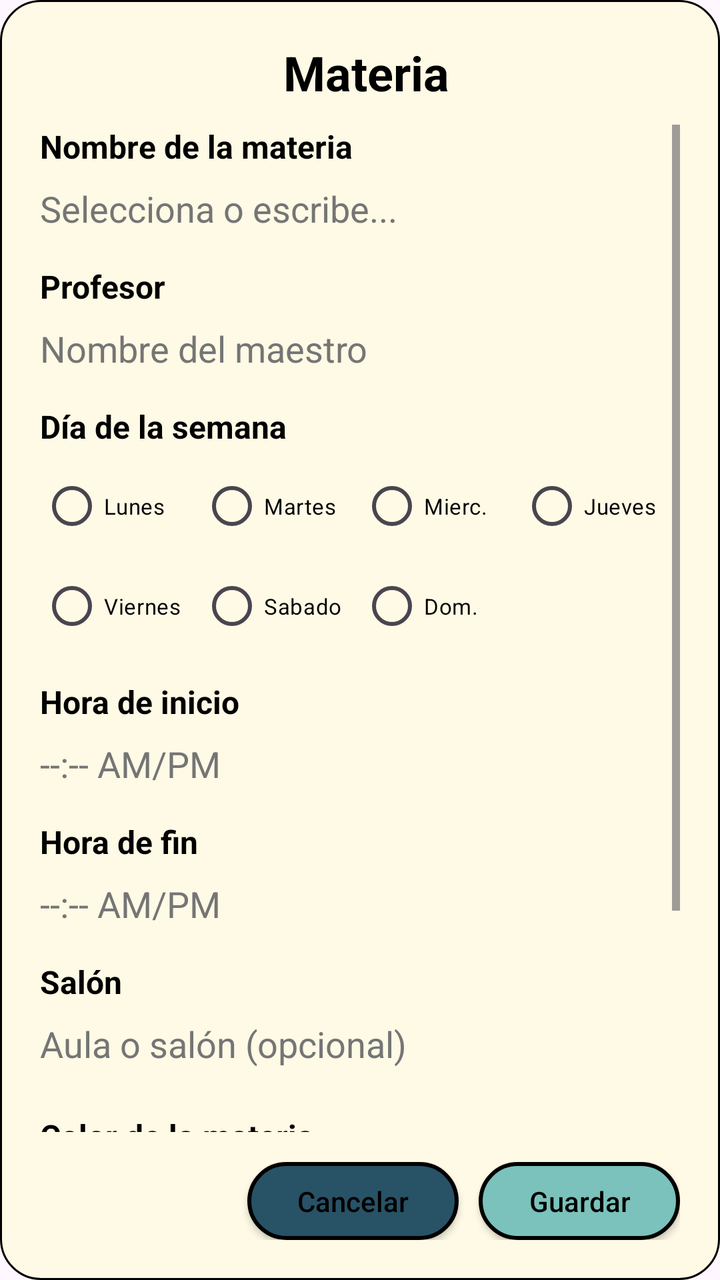
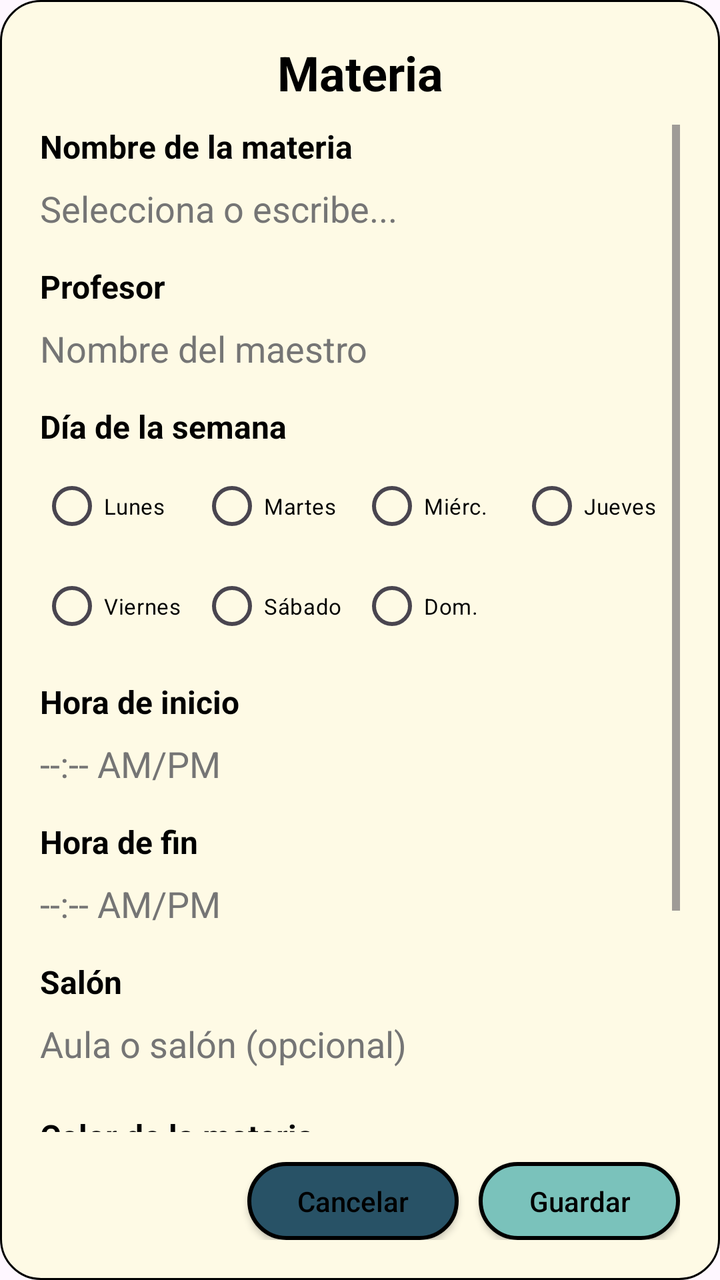

Compare the two renders of this Android layout. The source of the first and the diff that turns it into the second are given below.
<!-- AndroidManifest.xml: application theme Theme.StudyApp -->
<!-- res/layout/dialog_agregar_horario.xml -->
<?xml version="1.0" encoding="utf-8"?>
<LinearLayout xmlns:android="http://schemas.android.com/apk/res/android"
    xmlns:app="http://schemas.android.com/apk/res-auto"
    android:layout_width="380dp"
    android:layout_height="wrap_content"
    android:orientation="vertical"
    android:padding="20dp"
    android:background="@drawable/dialog_background"
    android:layout_gravity="center">

    <TextView
        android:layout_width="match_parent"
        android:layout_height="wrap_content"
        android:text=" Materia"
        android:textSize="24sp"
        android:textStyle="bold"
        android:textColor="@color/black"
        android:layout_marginBottom="10dp"
        android:textAlignment="center"/>

    <ScrollView
        android:layout_width="match_parent"
        android:layout_height="0dp"
        android:layout_weight="1">

        <LinearLayout
            android:layout_width="match_parent"
            android:layout_height="wrap_content"
            android:orientation="vertical">

            <TextView android:layout_width="wrap_content" android:layout_height="wrap_content" android:text="Nombre de la materia" android:textStyle="bold" android:textColor="@color/black" android:textSize="16sp"/>
            <AutoCompleteTextView android:id="@+id/etMateria" android:layout_width="match_parent" android:layout_height="wrap_content" android:background="@null" android:hint="Selecciona o escribe..." android:textColorHint="#757575" android:textColor="@color/black" android:paddingVertical="8dp" android:completionThreshold="1"/>

            <TextView android:layout_width="wrap_content" android:layout_height="wrap_content" android:text="Profesor" android:textStyle="bold" android:textColor="@color/black" android:textSize="16sp" android:layout_marginTop="8dp"/>
            <EditText android:id="@+id/etProfesor" android:layout_width="match_parent" android:layout_height="wrap_content" android:background="@null" android:hint="Nombre del maestro" android:textColorHint="#757575" android:textColor="@color/black" android:paddingVertical="8dp"/>

            <TextView
                android:layout_width="wrap_content"
                android:layout_height="wrap_content"
                android:text="Día de la semana"
                android:textStyle="bold"
                android:textColor="@color/black"
                android:textSize="16sp"
                android:layout_marginTop="8dp"/>

            <RadioGroup
                android:id="@+id/rgDias"
                android:layout_width="match_parent"
                android:layout_height="wrap_content"
                android:orientation="vertical"
                android:paddingVertical="5dp">

                <LinearLayout
                    android:layout_width="match_parent"
                    android:layout_height="wrap_content"
                    android:orientation="horizontal">
                    <RadioButton android:id="@+id/rbLunes" android:layout_width="0dp" android:layout_height="wrap_content" android:layout_weight="1" android:text="Lunes" android:textSize="11sp" android:textColor="@color/black" android:buttonTint="@color/black"/>
                    <RadioButton android:id="@+id/rbMartes" android:layout_width="0dp" android:layout_height="wrap_content" android:layout_weight="1" android:text="Martes" android:textSize="11sp" android:textColor="@color/black" android:buttonTint="@color/black"/>
                    <RadioButton android:id="@+id/rbMiercoles" android:layout_width="0dp" android:layout_height="wrap_content" android:layout_weight="1" android:text="Mierc." android:textSize="11sp" android:textColor="@color/black" android:buttonTint="@color/black"/>
                    <RadioButton android:id="@+id/rbJueves" android:layout_width="0dp" android:layout_height="wrap_content" android:layout_weight="1" android:text="Jueves" android:textSize="11sp" android:textColor="@color/black" android:buttonTint="@color/black"/>
                </LinearLayout>

                <LinearLayout
                    android:layout_width="match_parent"
                    android:layout_height="wrap_content"
                    android:orientation="horizontal"
                    android:layout_marginTop="2dp">
                    <RadioButton android:id="@+id/rbViernes" android:layout_width="0dp" android:layout_height="wrap_content" android:layout_weight="1" android:text="Viernes" android:textSize="11sp" android:textColor="@color/black" android:buttonTint="@color/black"/>
                    <RadioButton android:id="@+id/rbSabado" android:layout_width="0dp" android:layout_height="wrap_content" android:layout_weight="1" android:text="Sabado" android:textSize="11sp" android:textColor="@color/black" android:buttonTint="@color/black"/>
                    <RadioButton android:id="@+id/rbDomingo" android:layout_width="0dp" android:layout_height="wrap_content" android:layout_weight="1" android:text="Dom." android:textSize="11sp" android:textColor="@color/black" android:buttonTint="@color/black"/>
                    <View android:layout_width="0dp" android:layout_height="0dp" android:layout_weight="1"/>
                </LinearLayout>
            </RadioGroup>

            <TextView android:layout_width="wrap_content" android:layout_height="wrap_content" android:text="Hora de inicio" android:textStyle="bold" android:textColor="@color/black" android:textSize="16sp" android:layout_marginTop="8dp"/>
            <EditText android:id="@+id/etHoraInicio" android:layout_width="match_parent" android:layout_height="wrap_content" android:background="@null" android:hint="--:-- AM/PM" android:textColorHint="#757575" android:textColor="@color/black" android:paddingVertical="8dp" android:focusable="false" android:clickable="true"/>

            <TextView android:layout_width="wrap_content" android:layout_height="wrap_content" android:text="Hora de fin" android:textStyle="bold" android:textColor="@color/black" android:textSize="16sp" android:layout_marginTop="8dp"/>
            <EditText android:id="@+id/etHoraFin" android:layout_width="match_parent" android:layout_height="wrap_content" android:background="@null" android:hint="--:-- AM/PM" android:textColorHint="#757575" android:textColor="@color/black" android:paddingVertical="8dp" android:focusable="false" android:clickable="true"/>

            <TextView android:layout_width="wrap_content" android:layout_height="wrap_content" android:text="Salón" android:textStyle="bold" android:textColor="@color/black" android:textSize="16sp" android:layout_marginTop="8dp"/>
            <EditText android:id="@+id/etSalon" android:layout_width="match_parent" android:layout_height="wrap_content" android:background="@null" android:hint="Aula o salón (opcional)" android:textColorHint="#757575" android:textColor="@color/black" android:paddingVertical="8dp"/>

            <TextView android:layout_width="wrap_content" android:layout_height="wrap_content" android:text="Color de la materia" android:textStyle="bold" android:textColor="@color/black" android:textSize="16sp" android:layout_marginTop="15dp"/>

            <LinearLayout
                android:id="@+id/layoutColores"
                android:layout_width="match_parent"
                android:layout_height="wrap_content"
                android:orientation="vertical"
                android:paddingVertical="10dp"
                android:gravity="center">

                <LinearLayout
                    android:layout_width="match_parent"
                    android:layout_height="wrap_content"
                    android:orientation="horizontal"
                    android:gravity="center">
                    <RadioButton android:id="@+id/rbRojo" android:layout_width="40dp" android:layout_height="40dp" android:button="@null" android:background="@drawable/shape_circulo" android:backgroundTint="@color/color_rojo" android:foreground="@drawable/color_selection_border" android:layout_margin="6dp"/>
                    <RadioButton android:id="@+id/rbNaranja" android:layout_width="40dp" android:layout_height="40dp" android:button="@null" android:background="@drawable/shape_circulo" android:backgroundTint="@color/color_naranja" android:foreground="@drawable/color_selection_border" android:layout_margin="6dp"/>
                    <RadioButton android:id="@+id/rbAmarillo" android:layout_width="40dp" android:layout_height="40dp" android:button="@null" android:background="@drawable/shape_circulo" android:backgroundTint="@color/color_amarillo" android:foreground="@drawable/color_selection_border" android:layout_margin="6dp"/>
                    <RadioButton android:id="@+id/rbVerde" android:layout_width="40dp" android:layout_height="40dp" android:button="@null" android:background="@drawable/shape_circulo" android:backgroundTint="@color/color_verde" android:foreground="@drawable/color_selection_border" android:layout_margin="6dp"/>
                    <RadioButton android:id="@+id/rbAzul" android:layout_width="40dp" android:layout_height="40dp" android:button="@null" android:background="@drawable/shape_circulo" android:backgroundTint="@color/color_azul" android:foreground="@drawable/color_selection_border" android:layout_margin="6dp"/>
                </LinearLayout>

                <LinearLayout
                    android:layout_width="match_parent"
                    android:layout_height="wrap_content"
                    android:orientation="horizontal"
                    android:gravity="center"
                    android:layout_marginTop="5dp">
                    <RadioButton android:id="@+id/rbMorado" android:layout_width="40dp" android:layout_height="40dp" android:button="@null" android:background="@drawable/shape_circulo" android:backgroundTint="@color/color_morado" android:foreground="@drawable/color_selection_border" android:layout_margin="6dp"/>
                    <RadioButton android:id="@+id/rbCeleste" android:layout_width="40dp" android:layout_height="40dp" android:button="@null" android:background="@drawable/shape_circulo" android:backgroundTint="@color/color_celeste" android:foreground="@drawable/color_selection_border" android:layout_margin="6dp"/>
                    <RadioButton android:id="@+id/rbCafe" android:layout_width="40dp" android:layout_height="40dp" android:button="@null" android:background="@drawable/shape_circulo" android:backgroundTint="@color/color_cafe" android:foreground="@drawable/color_selection_border" android:layout_margin="6dp"/>
                    <RadioButton android:id="@+id/rbRosa" android:layout_width="40dp" android:layout_height="40dp" android:button="@null" android:background="@drawable/shape_circulo" android:backgroundTint="@color/color_rosa" android:foreground="@drawable/color_selection_border" android:layout_margin="6dp"/>
                    <RadioButton android:id="@+id/rbGris" android:layout_width="40dp" android:layout_height="40dp" android:button="@null" android:background="@drawable/shape_circulo" android:backgroundTint="@color/color_gris" android:foreground="@drawable/color_selection_border" android:layout_margin="6dp"/>
                </LinearLayout>
            </LinearLayout>

        </LinearLayout>
    </ScrollView>

    <LinearLayout
        android:layout_width="match_parent"
        android:layout_height="wrap_content"
        android:orientation="horizontal"
        android:gravity="end"
        android:layout_marginTop="15dp">

        <androidx.appcompat.widget.AppCompatButton
            android:id="@+id/btnDialogCancelar"
            android:layout_width="wrap_content"
            android:layout_height="wrap_content"
            android:text="Cancelar"
            android:textAllCaps="false"
            android:textColor="@color/black"
            android:background="@drawable/btn_cancelar"
            android:paddingHorizontal="25dp"
            android:minHeight="0dp"
            android:minWidth="0dp"
            android:paddingVertical="10dp"
            android:layout_marginEnd="10dp"
            app:backgroundTint="@null"/>

        <androidx.appcompat.widget.AppCompatButton
            android:id="@+id/btnDialogGuardar"
            android:layout_width="wrap_content"
            android:layout_height="wrap_content"
            android:text="Guardar"
            android:textAllCaps="false"
            android:textColor="@color/black"
            android:background="@drawable/btn_guardar"
            android:minHeight="0dp"
            android:minWidth="0dp"
            android:paddingVertical="10dp"
            android:paddingHorizontal="25dp"
            app:backgroundTint="@null"/>
    </LinearLayout>

</LinearLayout>
<!-- resources referenced by this layout -->
<resources>
  <color name="black">#FF000000</color>
  <color name="color_amarillo">#FFC107</color>
  <color name="color_azul">#2196F3</color>
  <color name="color_cafe">#795548</color>
  <color name="color_celeste">#00BCD4</color>
  <color name="color_gris">#607D8B</color>
  <color name="color_morado">#9C27B0</color>
  <color name="color_naranja">#FF9800</color>
  <color name="color_rojo">#F44336</color>
  <color name="color_rosa">#E91E63</color>
  <color name="color_verde">#4CAF50</color>
  <!-- drawable btn_cancelar (drawable) -->
  <?xml version="1.0" encoding="utf-8"?>
  <shape xmlns:android="http://schemas.android.com/apk/res/android">
      <solid android:color="#285266" />
      <corners android:radius="20dp" />
      <stroke android:width="2dp" android:color="@color/black" />
  </shape>
  <!-- drawable btn_guardar (drawable) -->
  <?xml version="1.0" encoding="utf-8"?>
  <shape xmlns:android="http://schemas.android.com/apk/res/android">
      <solid android:color="#7AC2BB" />
      <corners android:radius="20dp" />
      <stroke android:width="2dp" android:color="@color/black" />
  </shape>
  <!-- drawable color_selection_border (drawable) -->
  <?xml version="1.0" encoding="utf-8"?>
  <selector xmlns:android="http://schemas.android.com/apk/res/android">
      
      <item android:state_checked="true">
          <layer-list>
              
              <item>
                  <shape android:shape="oval">
                      <stroke android:width="4dp" android:color="@color/black" />
                  </shape>
              </item>
              
              <item android:top="4dp" android:bottom="4dp" android:left="4dp" android:right="4dp">
                  <shape android:shape="oval">
                      <stroke android:width="2dp" android:color="@android:color/white" />
                  </shape>
              </item>
          </layer-list>
      </item>
  
      
      <item>
          <shape android:shape="oval">
              <stroke android:width="1dp" android:color="#30000000" />
          </shape>
      </item>
  </selector>
  <!-- drawable dialog_background (drawable) -->
  <?xml version="1.0" encoding="utf-8"?>
  <shape xmlns:android="http://schemas.android.com/apk/res/android">
      <solid android:color="@color/cream" />
      <corners android:radius="20dp" />
      <stroke android:width="1dp" android:color="#000000" />
  </shape>
  <!-- drawable shape_circulo (drawable) -->
  <?xml version="1.0" encoding="utf-8"?>
  <shape xmlns:android="http://schemas.android.com/apk/res/android" android:shape="oval">
      <solid android:color="@color/white" />
      <size android:width="45dp" android:height="45dp" />
  </shape>
  <style name="Theme.StudyApp" parent="Base.Theme.StudyApp" />
  <color name="cream">#FEFAE5</color>
  <color name="white">#FFFFFFFF</color>
  <style name="Base.Theme.StudyApp" parent="Theme.Material3.DayNight.NoActionBar">
          
          <item name="colorPrimary">@color/color_azul</item>
          <item name="colorAccent">@color/color_azul</item>
      </style>
</resources>

<!-- the commit's change to res/layout/dialog_agregar_horario.xml (unified diff, before → after) -->
@@ -11,7 +11,7 @@
     <TextView
         android:layout_width="match_parent"
         android:layout_height="wrap_content"
-        android:text=" Materia"
+        android:text="@string/label_materia"
         android:textSize="24sp"
         android:textStyle="bold"
         android:textColor="@color/black"
@@ -28,16 +28,16 @@
             android:layout_height="wrap_content"
             android:orientation="vertical">
 
-            <TextView android:layout_width="wrap_content" android:layout_height="wrap_content" android:text="Nombre de la materia" android:textStyle="bold" android:textColor="@color/black" android:textSize="16sp"/>
-            <AutoCompleteTextView android:id="@+id/etMateria" android:layout_width="match_parent" android:layout_height="wrap_content" android:background="@null" android:hint="Selecciona o escribe..." android:textColorHint="#757575" android:textColor="@color/black" android:paddingVertical="8dp" android:completionThreshold="1"/>
+            <TextView android:layout_width="wrap_content" android:layout_height="wrap_content" android:text="@string/label_nombre_materia" android:textStyle="bold" android:textColor="@color/black" android:textSize="16sp"/>
+            <AutoCompleteTextView android:id="@+id/etMateria" android:layout_width="match_parent" android:layout_height="wrap_content" android:background="@null" android:hint="@string/hint_materia" android:textColorHint="#757575" android:textColor="@color/black" android:paddingVertical="8dp" android:completionThreshold="1"/>
 
-            <TextView android:layout_width="wrap_content" android:layout_height="wrap_content" android:text="Profesor" android:textStyle="bold" android:textColor="@color/black" android:textSize="16sp" android:layout_marginTop="8dp"/>
-            <EditText android:id="@+id/etProfesor" android:layout_width="match_parent" android:layout_height="wrap_content" android:background="@null" android:hint="Nombre del maestro" android:textColorHint="#757575" android:textColor="@color/black" android:paddingVertical="8dp"/>
+            <TextView android:layout_width="wrap_content" android:layout_height="wrap_content" android:text="@string/label_profesor" android:textStyle="bold" android:textColor="@color/black" android:textSize="16sp" android:layout_marginTop="8dp"/>
+            <EditText android:id="@+id/etProfesor" android:layout_width="match_parent" android:layout_height="wrap_content" android:background="@null" android:hint="@string/hint_profesor" android:textColorHint="#757575" android:textColor="@color/black" android:paddingVertical="8dp"/>
 
             <TextView
                 android:layout_width="wrap_content"
                 android:layout_height="wrap_content"
-                android:text="Día de la semana"
+                android:text="@string/label_dia_semana"
                 android:textStyle="bold"
                 android:textColor="@color/black"
                 android:textSize="16sp"
@@ -54,10 +54,10 @@
                     android:layout_width="match_parent"
                     android:layout_height="wrap_content"
                     android:orientation="horizontal">
-                    <RadioButton android:id="@+id/rbLunes" android:layout_width="0dp" android:layout_height="wrap_content" android:layout_weight="1" android:text="Lunes" android:textSize="11sp" android:textColor="@color/black" android:buttonTint="@color/black"/>
-                    <RadioButton android:id="@+id/rbMartes" android:layout_width="0dp" android:layout_height="wrap_content" android:layout_weight="1" android:text="Martes" android:textSize="11sp" android:textColor="@color/black" android:buttonTint="@color/black"/>
-                    <RadioButton android:id="@+id/rbMiercoles" android:layout_width="0dp" android:layout_height="wrap_content" android:layout_weight="1" android:text="Mierc." android:textSize="11sp" android:textColor="@color/black" android:buttonTint="@color/black"/>
-                    <RadioButton android:id="@+id/rbJueves" android:layout_width="0dp" android:layout_height="wrap_content" android:layout_weight="1" android:text="Jueves" android:textSize="11sp" android:textColor="@color/black" android:buttonTint="@color/black"/>
+                    <RadioButton android:id="@+id/rbLunes" android:layout_width="0dp" android:layout_height="wrap_content" android:layout_weight="1" android:text="@string/label_lunes" android:textSize="11sp" android:textColor="@color/black" android:buttonTint="@color/black"/>
+                    <RadioButton android:id="@+id/rbMartes" android:layout_width="0dp" android:layout_height="wrap_content" android:layout_weight="1" android:text="@string/label_martes" android:textSize="11sp" android:textColor="@color/black" android:buttonTint="@color/black"/>
+                    <RadioButton android:id="@+id/rbMiercoles" android:layout_width="0dp" android:layout_height="wrap_content" android:layout_weight="1" android:text="@string/short_miercoles" android:textSize="11sp" android:textColor="@color/black" android:buttonTint="@color/black"/>
+                    <RadioButton android:id="@+id/rbJueves" android:layout_width="0dp" android:layout_height="wrap_content" android:layout_weight="1" android:text="@string/label_jueves" android:textSize="11sp" android:textColor="@color/black" android:buttonTint="@color/black"/>
                 </LinearLayout>
 
                 <LinearLayout
@@ -65,23 +65,23 @@
                     android:layout_height="wrap_content"
                     android:orientation="horizontal"
                     android:layout_marginTop="2dp">
-                    <RadioButton android:id="@+id/rbViernes" android:layout_width="0dp" android:layout_height="wrap_content" android:layout_weight="1" android:text="Viernes" android:textSize="11sp" android:textColor="@color/black" android:buttonTint="@color/black"/>
-                    <RadioButton android:id="@+id/rbSabado" android:layout_width="0dp" android:layout_height="wrap_content" android:layout_weight="1" android:text="Sabado" android:textSize="11sp" android:textColor="@color/black" android:buttonTint="@color/black"/>
-                    <RadioButton android:id="@+id/rbDomingo" android:layout_width="0dp" android:layout_height="wrap_content" android:layout_weight="1" android:text="Dom." android:textSize="11sp" android:textColor="@color/black" android:buttonTint="@color/black"/>
+                    <RadioButton android:id="@+id/rbViernes" android:layout_width="0dp" android:layout_height="wrap_content" android:layout_weight="1" android:text="@string/label_viernes" android:textSize="11sp" android:textColor="@color/black" android:buttonTint="@color/black"/>
+                    <RadioButton android:id="@+id/rbSabado" android:layout_width="0dp" android:layout_height="wrap_content" android:layout_weight="1" android:text="@string/label_sabado" android:textSize="11sp" android:textColor="@color/black" android:buttonTint="@color/black"/>
+                    <RadioButton android:id="@+id/rbDomingo" android:layout_width="0dp" android:layout_height="wrap_content" android:layout_weight="1" android:text="@string/short_domingo" android:textSize="11sp" android:textColor="@color/black" android:buttonTint="@color/black"/>
                     <View android:layout_width="0dp" android:layout_height="0dp" android:layout_weight="1"/>
                 </LinearLayout>
             </RadioGroup>
 
-            <TextView android:layout_width="wrap_content" android:layout_height="wrap_content" android:text="Hora de inicio" android:textStyle="bold" android:textColor="@color/black" android:textSize="16sp" android:layout_marginTop="8dp"/>
+            <TextView android:layout_width="wrap_content" android:layout_height="wrap_content" android:text="@string/label_hora_inicio" android:textStyle="bold" android:textColor="@color/black" android:textSize="16sp" android:layout_marginTop="8dp"/>
             <EditText android:id="@+id/etHoraInicio" android:layout_width="match_parent" android:layout_height="wrap_content" android:background="@null" android:hint="--:-- AM/PM" android:textColorHint="#757575" android:textColor="@color/black" android:paddingVertical="8dp" android:focusable="false" android:clickable="true"/>
 
-            <TextView android:layout_width="wrap_content" android:layout_height="wrap_content" android:text="Hora de fin" android:textStyle="bold" android:textColor="@color/black" android:textSize="16sp" android:layout_marginTop="8dp"/>
+            <TextView android:layout_width="wrap_content" android:layout_height="wrap_content" android:text="@string/label_hora_fin" android:textStyle="bold" android:textColor="@color/black" android:textSize="16sp" android:layout_marginTop="8dp"/>
             <EditText android:id="@+id/etHoraFin" android:layout_width="match_parent" android:layout_height="wrap_content" android:background="@null" android:hint="--:-- AM/PM" android:textColorHint="#757575" android:textColor="@color/black" android:paddingVertical="8dp" android:focusable="false" android:clickable="true"/>
 
-            <TextView android:layout_width="wrap_content" android:layout_height="wrap_content" android:text="Salón" android:textStyle="bold" android:textColor="@color/black" android:textSize="16sp" android:layout_marginTop="8dp"/>
-            <EditText android:id="@+id/etSalon" android:layout_width="match_parent" android:layout_height="wrap_content" android:background="@null" android:hint="Aula o salón (opcional)" android:textColorHint="#757575" android:textColor="@color/black" android:paddingVertical="8dp"/>
+            <TextView android:layout_width="wrap_content" android:layout_height="wrap_content" android:text="@string/label_salon" android:textStyle="bold" android:textColor="@color/black" android:textSize="16sp" android:layout_marginTop="8dp"/>
+            <EditText android:id="@+id/etSalon" android:layout_width="match_parent" android:layout_height="wrap_content" android:background="@null" android:hint="@string/hint_salon" android:textColorHint="#757575" android:textColor="@color/black" android:paddingVertical="8dp"/>
 
-            <TextView android:layout_width="wrap_content" android:layout_height="wrap_content" android:text="Color de la materia" android:textStyle="bold" android:textColor="@color/black" android:textSize="16sp" android:layout_marginTop="15dp"/>
+            <TextView android:layout_width="wrap_content" android:layout_height="wrap_content" android:text="@string/label_color_materia" android:textStyle="bold" android:textColor="@color/black" android:textSize="16sp" android:layout_marginTop="15dp"/>
 
             <LinearLayout
                 android:id="@+id/layoutColores"
@@ -131,7 +131,7 @@
             android:id="@+id/btnDialogCancelar"
             android:layout_width="wrap_content"
             android:layout_height="wrap_content"
-            android:text="Cancelar"
+            android:text="@string/btn_cancelar"
             android:textAllCaps="false"
             android:textColor="@color/black"
             android:background="@drawable/btn_cancelar"
@@ -146,7 +146,7 @@
             android:id="@+id/btnDialogGuardar"
             android:layout_width="wrap_content"
             android:layout_height="wrap_content"
-            android:text="Guardar"
+            android:text="@string/btn_guardar"
             android:textAllCaps="false"
             android:textColor="@color/black"
             android:background="@drawable/btn_guardar"
<!-- resource entries referenced after the edit -->
@@ -66,6 +66,26 @@
       <solid android:color="@color/white" />
       <size android:width="45dp" android:height="45dp" />
   </shape>
+  <string name="btn_cancelar">Cancelar</string>
+  <string name="btn_guardar">Guardar</string>
+  <string name="hint_materia">Selecciona o escribe...</string>
+  <string name="hint_profesor">Nombre del maestro</string>
+  <string name="hint_salon">Aula o salón (opcional)</string>
+  <string name="label_color_materia">Color de la materia</string>
+  <string name="label_dia_semana">Día de la semana</string>
+  <string name="label_hora_fin">Hora de fin</string>
+  <string name="label_hora_inicio">Hora de inicio</string>
+  <string name="label_jueves">Jueves</string>
+  <string name="label_lunes">Lunes</string>
+  <string name="label_martes">Martes</string>
+  <string name="label_materia">Materia</string>
+  <string name="label_nombre_materia">Nombre de la materia</string>
+  <string name="label_profesor">Profesor</string>
+  <string name="label_sabado">Sábado</string>
+  <string name="label_salon">Salón</string>
+  <string name="label_viernes">Viernes</string>
+  <string name="short_domingo">Dom.</string>
+  <string name="short_miercoles">Miérc.</string>
   <style name="Theme.StudyApp" parent="Base.Theme.StudyApp" />
   <color name="cream">#FEFAE5</color>
   <color name="white">#FFFFFFFF</color>
